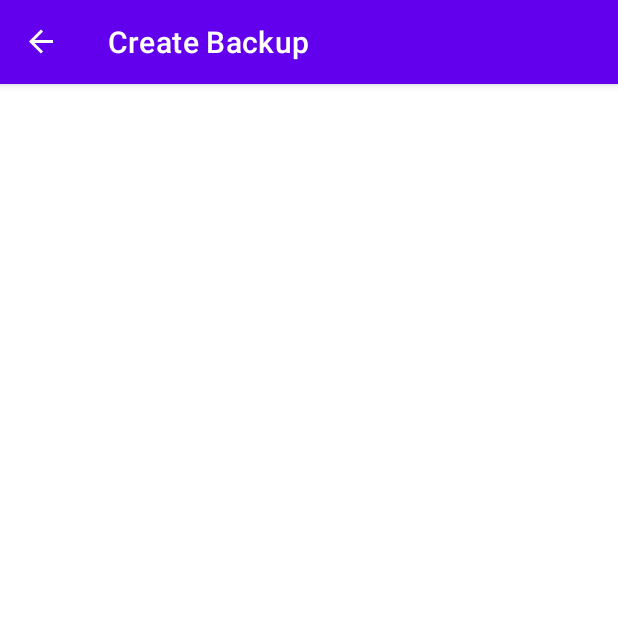
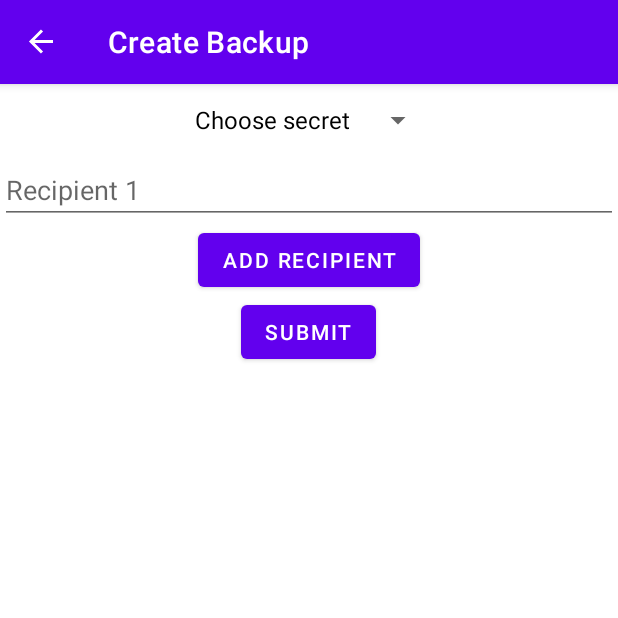
Before and after one commit to prajnapras19/OTPGeneratorWithRecovery, an Android app: the screen it shows after launch (MainActivity), after a tap on "CREATE BACKUP", on a phone screen of 412 x 824 dp, the top half of it. Run offline under Robolectric (Android 15) with nearby library versions, the phone set to English and light mode, and no system bars; our stand-ins replace navigation-ui; 5 statements that could not run were skipped.

```diff
--- a/app/src/main/java/com/example/otpgeneratorwithrecovery/CreateBackupFragment.java
+++ b/app/src/main/java/com/example/otpgeneratorwithrecovery/CreateBackupFragment.java
@@ -1,10 +1,114 @@
 package com.example.otpgeneratorwithrecovery;
 
+import android.annotation.SuppressLint;
+import android.content.Context;
+import android.content.SharedPreferences;
+import android.os.Bundle;
+import android.util.Log;
+import android.view.LayoutInflater;
+import android.view.View;
+import android.view.ViewGroup;
+import android.widget.ArrayAdapter;
+import android.widget.EditText;
+import android.widget.ScrollView;
+
+import androidx.annotation.NonNull;
 import androidx.fragment.app.Fragment;
+
+import com.example.otpgeneratorwithrecovery.crypto.OTPSecret;
+import com.example.otpgeneratorwithrecovery.databinding.FragmentCreateBackupBinding;
+import com.example.otpgeneratorwithrecovery.util.Util;
+
+import java.util.ArrayList;
+import java.util.Map;
 
 /**
  * Create backup with SharedSecret class
  */
 public class CreateBackupFragment extends Fragment {
-    // TODO
+    private FragmentCreateBackupBinding binding;
+    private final static String CHOOSE_SECRET = "Choose secret";
+
+    @Override
+    public View onCreateView(
+            LayoutInflater inflater, ViewGroup container,
+            Bundle savedInstanceState
+    ) {
+        binding = FragmentCreateBackupBinding.inflate(inflater, container, false);
+        return binding.getRoot();
+    }
+
+    public void onViewCreated(@NonNull View view, Bundle savedInstanceState) {
+        super.onViewCreated(view, savedInstanceState);
+
+        SharedPreferences sharedPref = getContext().getSharedPreferences(getString(R.string.otp_secret_shared_preferences_file), Context.MODE_PRIVATE);
+
+        Map<String, ?> otpSecrets = sharedPref.getAll();
+
+        ArrayList<String> otpIdentifiers = new ArrayList<>();
+        otpIdentifiers.add(CreateBackupFragment.CHOOSE_SECRET);
+        int i = 1;
+        for (String k : Util.getSortedMapKey(otpSecrets)) {
+            try {
+                otpIdentifiers.add(String.format("%d. %s", i, new OTPSecret((String)otpSecrets.get(k)).getIdentifier()));
+                i++;
+            } catch (Exception e) {
+                Log.v("CreateBackupFragment", e.getMessage());
+            }
+        }
+
+        ArrayAdapter<String> adapter = new ArrayAdapter<String>(getContext(), android.R.layout.simple_spinner_dropdown_item, otpIdentifiers);
+        adapter.setDropDownViewResource(android.R.layout.simple_spinner_dropdown_item);
+        binding.choiceCreateBackup.setAdapter(adapter);
+
+        // initialize with one recipient (full secret)
+        EditText editText = new EditText(getContext());
+        editText.setHint("Recipient 1");
+        binding.linearLayoutRecipientsCreateBackup.addView(editText);
+        binding.scrollViewCreateBackupFragment.fullScroll(ScrollView.FOCUS_DOWN);
+
+        binding.buttonAddRecipientsCreateBackup.setOnClickListener(new View.OnClickListener() {
+            @SuppressLint("DefaultLocale")
+            @Override
+            public void onClick(View view) {
+                // add threshold field if recipients >= 2
+                if (binding.linearLayoutRecipientsCreateBackup.getChildCount() == 1) {
+                    EditText editText = new EditText(getContext());
+                    editText.setHint(String.format("Threshold (default: number of recipients)", binding.linearLayoutRecipientsCreateBackup.getChildCount() + 1));
+                    binding.linearLayoutRecipientsCreateBackup.addView(editText);
+                }
+
+                EditText editText = new EditText(getContext());
+                editText.setHint(String.format("Recipient %d", binding.linearLayoutRecipientsCreateBackup.getChildCount() + 1));
+                binding.linearLayoutRecipientsCreateBackup.addView(editText);
+
+                binding.scrollViewCreateBackupFragment.fullScroll(ScrollView.FOCUS_DOWN);
+            }
+        });
+
+        binding.buttonSubmitCreateBackup.setOnClickListener(new View.OnClickListener() {
+            @Override
+            public void onClick(View view) {
+                // TODO
+            }
+        });
+    }
+
+    public boolean validate() {
+        // TODO
+        /*
+        boolean someFieldsAreEmpty = binding.choiceCreateShares.getSelectedItem().toString().equals(getResources().getString(R.string.choose_secret));
+        for (int i = 0; i < binding.recipientsLinearLayout.getChildCount(); i++) {
+            someFieldsAreEmpty |= ((EditText)binding.recipientsLinearLayout.getChildAt(i)).getText().toString().equals("");
+        }
+        return !someFieldsAreEmpty;
+         */
+        return true;
+    }
+
+    @Override
+    public void onDestroyView() {
+        super.onDestroyView();
+        binding = null;
+    }
 }
--- a/app/src/main/res/layout/fragment_create_backup.xml
+++ b/app/src/main/res/layout/fragment_create_backup.xml
@@ -31,8 +31,14 @@
                 android:id="@+id/linear_layout_recipients_create_backup"
                 android:orientation="vertical"
                 android:layout_width="fill_parent"
-                android:layout_height="fill_parent"
-                android:layout_below="@+id/choice_create_backup">
+                android:layout_height="fill_parent">
+            </LinearLayout>
+
+            <LinearLayout
+                android:id="@+id/linear_layout_threshold_create_backup"
+                android:orientation="vertical"
+                android:layout_width="fill_parent"
+                android:layout_height="fill_parent">
             </LinearLayout>
 
             <Button
@@ -43,8 +49,7 @@
                 app:layout_constraintBottom_toBottomOf="parent"
                 app:layout_constraintEnd_toEndOf="parent"
                 app:layout_constraintTop_toTopOf="parent"
-                app:layout_constraintStart_toStartOf="parent"
-                android:layout_below="@+id/linear_layout_recipients_create_backup"/>
+                app:layout_constraintStart_toStartOf="parent"/>
             <Button
                 android:id="@+id/button_submit_create_backup"
                 android:layout_width="wrap_content"
@@ -53,8 +58,7 @@
                 app:layout_constraintBottom_toBottomOf="parent"
                 app:layout_constraintEnd_toEndOf="parent"
                 app:layout_constraintStart_toStartOf="parent"
-                app:layout_constraintTop_toTopOf="parent"
-                android:layout_below="@+id/button_add_recipients_create_backup"/>
+                app:layout_constraintTop_toTopOf="parent"/>
 
         </LinearLayout>
     </ScrollView>
```
Also changed, not shown: app/src/main/java/com/example/otpgeneratorwithrecovery/crypto/SharedSecret.java (+14 -2 lines), app/src/main/java/com/example/otpgeneratorwithrecovery/crypto/SharedSecretToRecover.java (+4 -11 lines).
